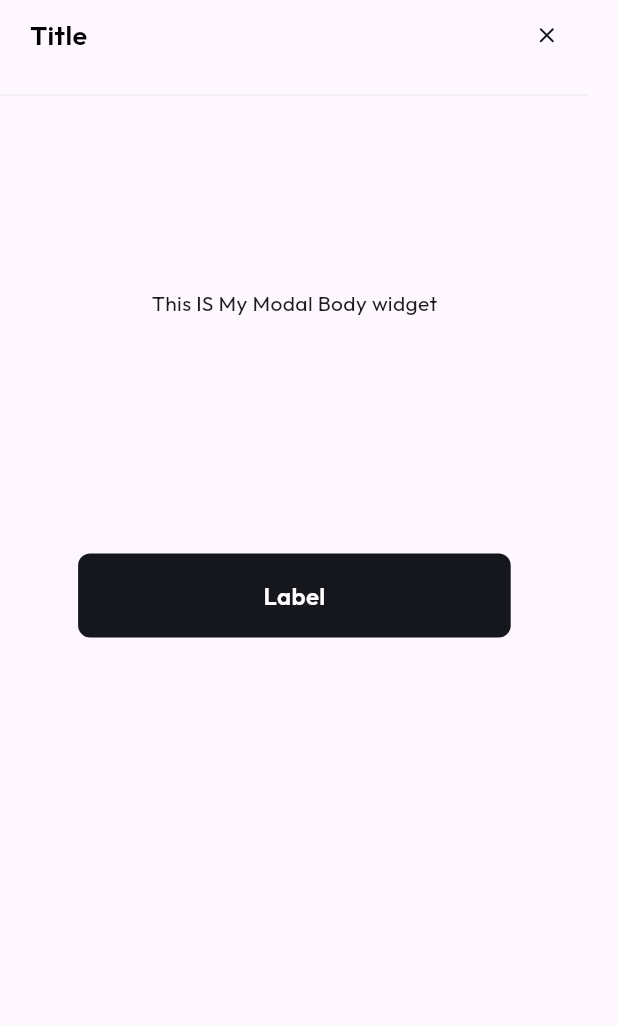
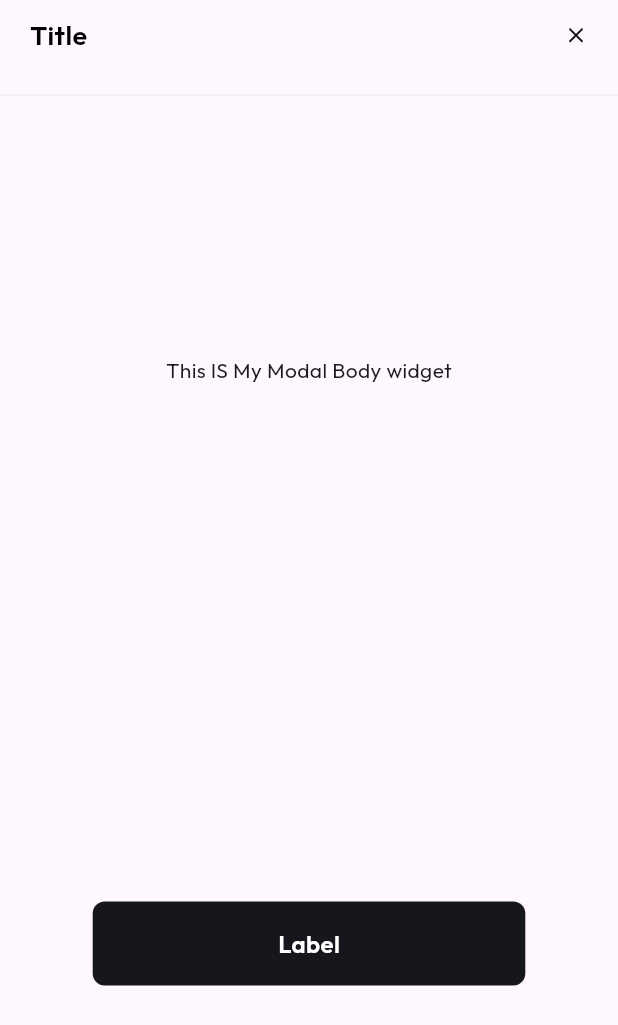
Before and after one commit to Tagaddod/Tagaddod-NewUi-Kit, a Flutter app: the AppModalDialog widget shown alone on an empty page, opened directly, on a phone screen of 412 x 824 dp. Shown: the top 1025 px of the screen. Run offline on Flutter 3.47's test engine with Material 3 defaults, Android fonts, the phone set to English and light mode, and no system bars; drawn by our look-alikes of auto_size_text, overlay_support; our stand-ins replace flutter_screenutil, flutter_svg, percent_indicator.

Commit message:
make dialog more dynamic

```diff
--- a/lib/widgets/app_modal_dialog/app_modal_dialog.dart
+++ b/lib/widgets/app_modal_dialog/app_modal_dialog.dart
@@ -33,7 +33,6 @@ class AppModalDialog extends StatelessWidget {
   @override
   Widget build(BuildContext context) {
     return Container(
-      constraints: BoxConstraints(maxWidth: 343.w, maxHeight: 376.h),
       child: Column(
         children: [
           //row title with x close button and able to be closed
@@ -56,9 +55,8 @@ class AppModalDialog extends StatelessWidget {
             ),
           ),
           //body
-          Container(
-            constraints: BoxConstraints(maxWidth: 343.w, maxHeight: 232.h),
-            child: bodyWidget,
+          Expanded(
+            child: bodyWidget ?? const SizedBox(),
           ),
           SizedBox(height: spaceBetweenBodyAndFooter),
 
```
